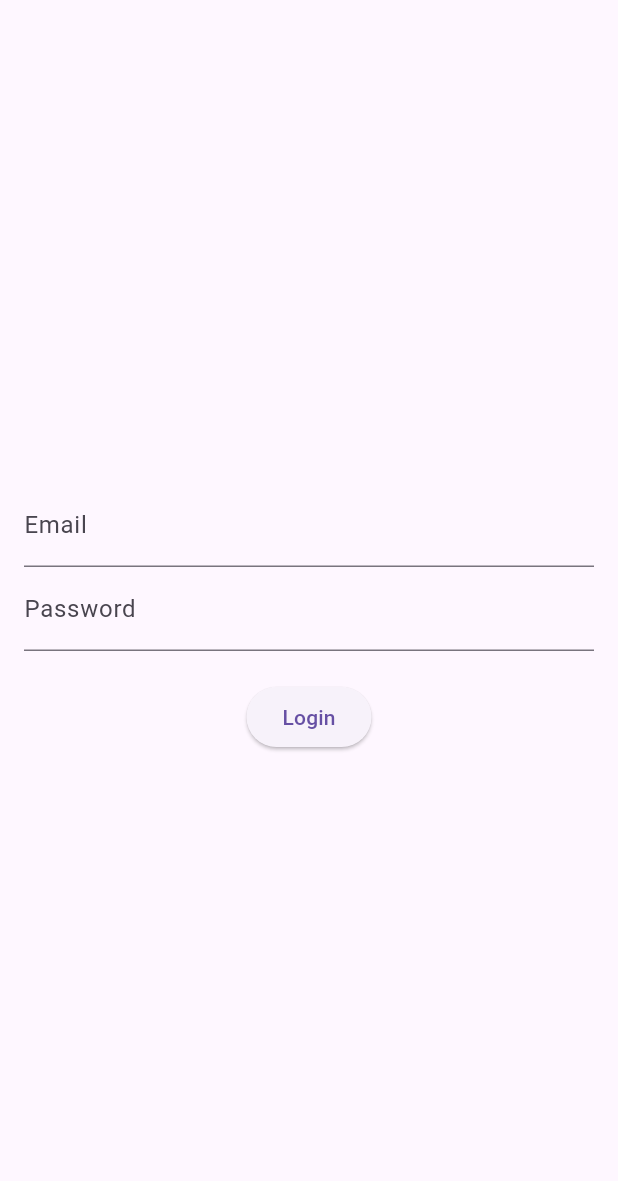
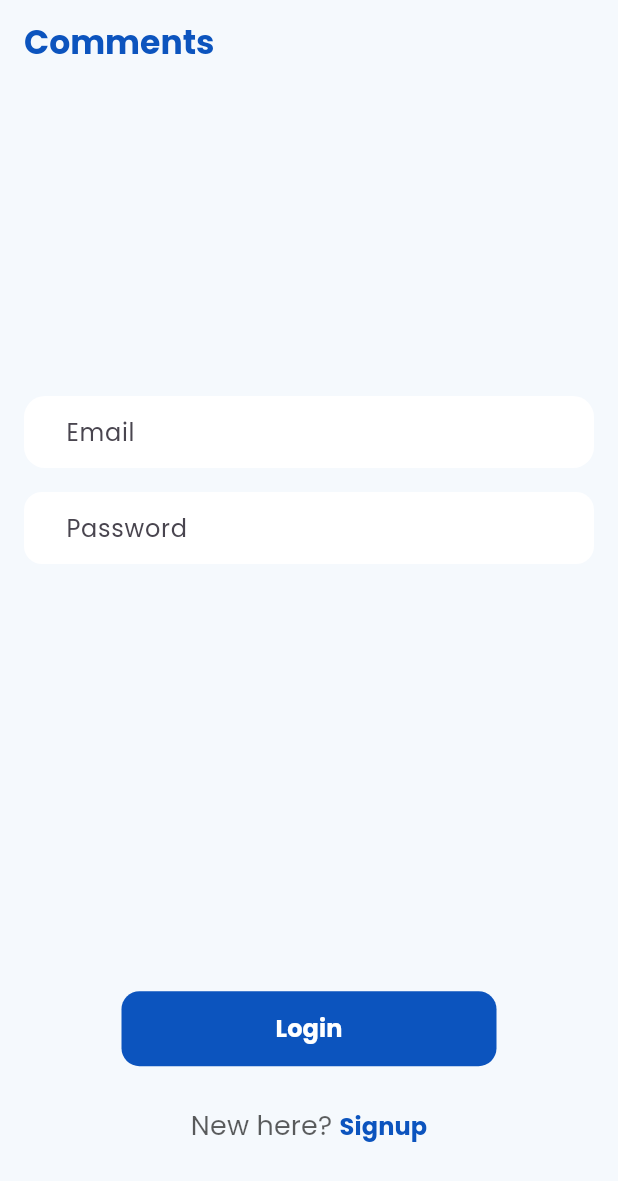
Before and after one commit to Tanay-Gupta/cmtx, a Flutter app: the LoginPage screen opened by its route, on a phone screen of 412 x 824 dp. Shown: the top 1181 px of the screen. Run offline on Flutter 3.47's test engine with Material 3 defaults, Android fonts, the phone set to English and light mode, and no system bars; our stand-ins replace cloud_firestore, firebase_auth, firebase_core, freezed_annotation; accounts and stored records are empty; network calls fail.

Commit message:
added signup

```diff
--- a/lib/main.dart
+++ b/lib/main.dart
@@ -16,7 +16,7 @@ class MyApp extends StatelessWidget {
   Widget build(BuildContext context) {
     return MaterialApp(
       title: 'Firebase Firestore Example',
-      initialRoute: AppRoutes.signup,
+      initialRoute: AppRoutes.home,
       routes: {
         AppRoutes.login: (context) => LoginPage(),
         AppRoutes.signup: (context) => SignupPage(),
--- a/lib/presentation/pages/login_screen.dart
+++ b/lib/presentation/pages/login_screen.dart
@@ -1,6 +1,8 @@
 import 'package:cloud_firestore/cloud_firestore.dart';
 import 'package:firebase_auth/firebase_auth.dart';
 import 'package:flutter/material.dart';
+
+import '../../values/colors.dart';
 
 class LoginPage extends StatefulWidget {
   const LoginPage({super.key});
@@ -13,12 +15,10 @@ class _LoginPageState extends State<LoginPage> {
   final _formKey = GlobalKey<FormState>();
   String _email = '';
   String _password = '';
-  // Firebase Auth and Firestore instances
   final FirebaseAuth _auth = FirebaseAuth.instance;
-  final FirebaseFirestore _firestore = FirebaseFirestore.instance;
 
   // Method to log in the user
-  void _login() async {
+  void _login(context) async {
     if (_formKey.currentState!.validate()) {
       try {
         UserCredential userCredential = await _auth.signInWithEmailAndPassword(
@@ -50,30 +50,91 @@ class _LoginPageState extends State<LoginPage> {
   @override
   Widget build(BuildContext context) {
     return Scaffold(
-        body: Padding(
-      padding: const EdgeInsets.all(16.0),
-      child: Form(
+        backgroundColor: AppColors.backgroundColor,
+        appBar: AppBar(
+          backgroundColor: AppColors.backgroundColor,
+          title: const Text(
+            'Comments',
+            style: TextStyle(
+              color: AppColors.appBarTitleAndButtonColor,
+              fontFamily: 'Poppins',
+              fontWeight: FontWeight.bold,
+            ),
+          ),
+          automaticallyImplyLeading: false,
+        ),
+        body: SafeArea(child: LayoutBuilder(
+          builder: (context, constraints) {
+            return SingleChildScrollView(
+              padding: const EdgeInsets.symmetric(horizontal: 16.0),
+              child: Column(
+                children: [
+                  SizedBox(height: constraints.maxHeight * 0.25),
+                  Form(
                     key: _formKey,
                     child: Column(
-              mainAxisAlignment: MainAxisAlignment.center,
-              children: <Widget>[
-                TextFormField(
-                  decoration: InputDecoration(labelText: "Email"),
+                      children: [
+                        //-----------------Email-----------------
+                        Padding(
+                          padding: const EdgeInsets.symmetric(vertical: 16.0),
+                          child: TextFormField(
+                            obscureText: false,
+                            decoration: const InputDecoration(
+                              hintText: 'Email',
+                              hintStyle: TextStyle(
+                                fontFamily: 'Poppins',
+                              ),
+                              filled: true,
+                              fillColor: Colors.white,
+                              contentPadding: EdgeInsets.symmetric(
+                                  horizontal: 16.0 * 1.5, vertical: 8.0),
+                              border: OutlineInputBorder(
+                                borderSide: BorderSide.none,
+                                borderRadius:
+                                    BorderRadius.all(Radius.circular(14)),
+                              ),
+                            ),
                             validator: (value) {
                               if (value == null || value.isEmpty) {
                                 return 'Please enter your email';
                               }
-                    if (!RegExp(r"^[a-zA-Z0-9.+_-]+@[a-zA-Z0-9.-]+\.[a-z]")
+                              if (!RegExp(
+                                      r"^[a-zA-Z0-9.+_-]+@[a-zA-Z0-9.-]+\.[a-z]")
                                   .hasMatch(value)) {
                                 return 'Please enter a valid email';
                               }
                               return null;
                             },
-                  onChanged: (value) => _email = value,
+                            keyboardType: TextInputType.emailAddress,
+                            onSaved: (email) {
+                              _email = email!;
+                            },
                           ),
-                TextFormField(
-                  decoration: InputDecoration(labelText: "Password"),
+                        ),
+                        //-----------------Password-----------------
+                        Padding(
+                          padding: const EdgeInsets.only(bottom: 16.0),
+                          child: TextFormField(
                             obscureText: true,
+                            decoration: const InputDecoration(
+                              hintText: 'Password',
+                              hintStyle: TextStyle(
+                                fontFamily: 'Poppins',
+                              ),
+                              filled: true,
+                              fillColor: Colors.white,
+                              contentPadding: EdgeInsets.symmetric(
+                                  horizontal: 16.0 * 1.5, vertical: 8.0),
+                              border: OutlineInputBorder(
+                                borderSide: BorderSide.none,
+                                borderRadius:
+                                    BorderRadius.all(Radius.circular(12)),
+                              ),
+                            ),
+                            keyboardType: TextInputType.text,
+                            onSaved: (password) {
+                              _password = password!;
+                            },
                             validator: (value) {
                               if (value == null || value.isEmpty) {
                                 return 'Please enter your password';
@@ -83,14 +144,69 @@ class _LoginPageState extends State<LoginPage> {
                               }
                               return null;
                             },
-                  onChanged: (value) => _password = value,
                           ),
-                const SizedBox(height: 20),
-                ElevatedButton(
-                  onPressed: _login,
-                  child: Text("Login"),
                         ),
-              ])),
-    ));
+                        SizedBox(height: constraints.maxHeight * 0.35),
+                        //-----------------Login Button-----------------
+                        Padding(
+                          padding: const EdgeInsets.symmetric(horizontal: 65),
+                          child: ElevatedButton(
+                            onPressed: () {
+                              if (_formKey.currentState!.validate()) {
+                                _formKey.currentState!.save();
+                                _login(context);
+                              }
+                            },
+                            style: ElevatedButton.styleFrom(
+                              elevation: 0,
+                              backgroundColor:
+                                  AppColors.appBarTitleAndButtonColor,
+                              foregroundColor: Colors.white,
+                              minimumSize: const Size(double.infinity, 50),
+                              shape: RoundedRectangleBorder(
+                                borderRadius: BorderRadius.circular(12),
+                              ),
+                            ),
+                            child: const Text(
+                              "Login",
+                              style: TextStyle(
+                                  fontFamily: 'Poppins',
+                                  fontWeight: FontWeight.bold,
+                                  fontSize: 16),
+                            ),
+                          ),
+                        ),
+                        const SizedBox(height: 16.0),
+                        TextButton(
+                          onPressed: () {      Navigator.pushReplacementNamed(context, '/signup');},
+                          child: Text.rich(
+                              const TextSpan(
+                                text: "New here? ",
+                                children: [
+                                  TextSpan(
+                                    text: "Signup",
+                                    style: TextStyle(
+                                        color:
+                                            AppColors.appBarTitleAndButtonColor,
+                                        fontFamily: 'Poppins',
+                                        fontWeight: FontWeight.bold,
+                                        fontSize: 16),
+                                  ),
+                                ],
+                              ),
+                              style: TextStyle(
+                                  color: Colors.black.withOpacity(0.64),
+                                  fontFamily: 'Poppins',
+                                  fontWeight: FontWeight.normal,
+                                  fontSize: 18)),
+                        ),
+                      ],
+                    ),
+                  ),
+                ],
+              ),
+            );
+          },
+        )));
   }
 }
--- a/lib/presentation/pages/signup_screen.dart
+++ b/lib/presentation/pages/signup_screen.dart
@@ -15,7 +15,6 @@ class _SignupPageState extends State<SignupPage> {
   String _name = '';
   String _email = '';
   String _password = '';
-  // Firebase Auth and Firestore instances
   final FirebaseAuth _auth = FirebaseAuth.instance;
   final FirebaseFirestore _firestore = FirebaseFirestore.instance;
 
@@ -213,7 +212,7 @@ class _SignupPageState extends State<SignupPage> {
                         const SizedBox(height: 16.0),
                         TextButton(
                           onPressed: () {
-
+                           Navigator.pushReplacementNamed(context, '/login');
                           },
                           child: Text.rich(
                               const TextSpan(
```
Lines whose indentation alone changed are shown as unchanged.
